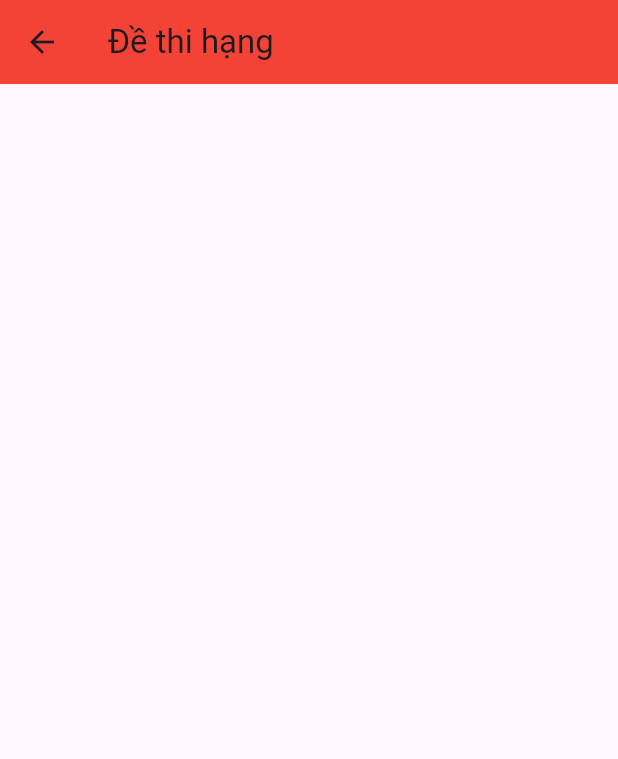
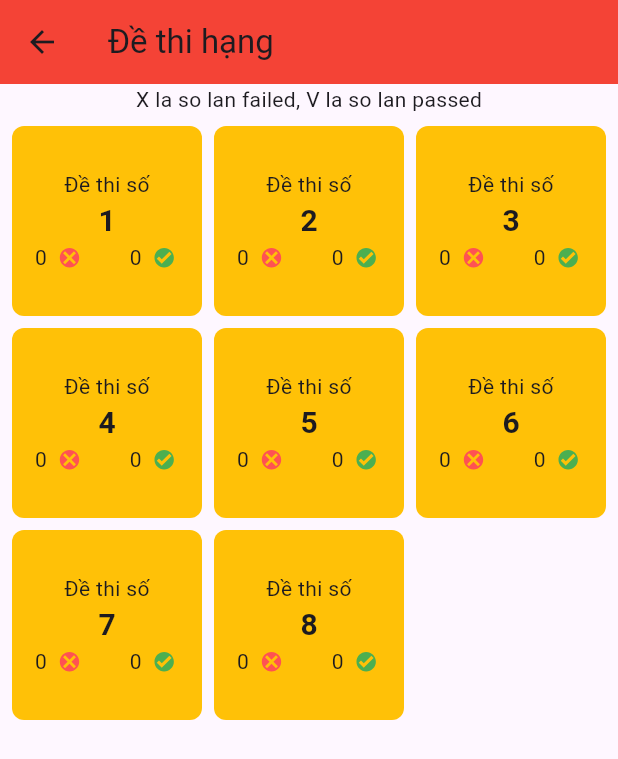
Before and after one commit to minsusolutions/sathachlythuyet, a Flutter app: the ExamSetScreen screen opened by its route, on a phone screen of 412 x 824 dp. Shown: the top 759 px of the screen. Run offline on Flutter 3.47's test engine with Material 3 defaults, Android fonts, the phone set to English and light mode, and no system bars; our stand-ins replace bloc, csv, equatable, flutter_bloc, flutter_svg, freezed_annotation and 5 more; accounts and stored records are empty.

Commit message:
implement exam set screen
implement exam set screen

```diff
--- a/lib/dependencies/dependencies.dart
+++ b/lib/dependencies/dependencies.dart
@@ -25,7 +25,7 @@ Future<void> setupDependencies() async {
     await Hive.openBox<ExamBank>(ExamBank.examSetBoxKey);
     return LocalHomeRepository(
       settingBox: HiveLocator.getSettingLicienseBox(),
-      examSetBox: HiveLocator.getExamSetBox(),
+      examBankBox: HiveLocator.getExamBankBox(),
     );
   });
 
@@ -33,7 +33,7 @@ Future<void> setupDependencies() async {
     await Hive.openBox<dynamic>(Liciense.settingBoxKey);
     await Hive.openBox<ExamBank>(ExamBank.examSetBoxKey);
     return LocalExamSetRepository(
-      examSetBox: HiveLocator.getExamSetBox(),
+      examBankBox: HiveLocator.getExamBankBox(),
       settingBox: HiveLocator.getSettingLicienseBox(),
     );
   });
@@ -51,7 +51,7 @@ class HiveLocator {
     return Hive.box<dynamic>(Liciense.settingBoxKey);
   }
 
-  static Box<ExamBank> getExamSetBox() {
+  static Box<ExamBank> getExamBankBox() {
     return Hive.box<ExamBank>(ExamBank.examSetBoxKey);
   }
 
--- a/lib/screens/exam_set/data/repository/local_exam_set_repository.dart
+++ b/lib/screens/exam_set/data/repository/local_exam_set_repository.dart
@@ -7,22 +7,23 @@ import 'package:sathachlaixe/screens/exam_set/domain/model/exam_set.dart';
 import 'package:sathachlaixe/screens/exam_set/domain/repository/exam_set_repository.dart';
 
 class LocalExamSetRepository implements ExamSetRepository {
-  final Box<ExamBank> examSetBox;
+  final Box<ExamBank> examBankBox;
   final Box<dynamic> settingBox;
 
   final _logger = Logger('LocalExamSetRepository');
 
-  LocalExamSetRepository({required this.examSetBox, required this.settingBox});
+  LocalExamSetRepository({required this.examBankBox, required this.settingBox});
 
   @override
   Future<List<ExamSet>> getExamSetByExamCode(int examCode, int numberOfSet) {
     try {
-      List<ExamBank>? allExams = examSetBox.values.toList();
+      List<ExamBank>? allExams = examBankBox.values.toList();
       if (allExams.isNotEmpty == true) {
         var listByExamCode = allExams.where(
           (examSet) => examSet.examCode == examCode,
         );
 
+        List<ExamSet> result = [];
         for (int i = 1; i <= numberOfSet; i++) {
           var listIds =
               listByExamCode
@@ -38,10 +39,10 @@ class LocalExamSetRepository implements ExamSetRepository {
             numberOfSucceed: 0,
             licienseId: 1,
           );
-
+          result.add(setItem);
           print('setItem with examSetId = $i is $setItem');
         }
-
+        return Future.value(result);
       }
     } on Exception {
       print('co loi');
--- a/lib/screens/exam_set/presentation/bloc/exam_set_bloc.dart
+++ b/lib/screens/exam_set/presentation/bloc/exam_set_bloc.dart
@@ -1,5 +1,6 @@
 import 'package:bloc/bloc.dart';
 import 'package:equatable/equatable.dart';
+import 'package:logging/logging.dart';
 import 'package:sathachlaixe/screens/exam_set/domain/model/exam_set.dart';
 import 'package:sathachlaixe/screens/exam_set/domain/repository/exam_set_repository.dart';
 
@@ -9,17 +10,21 @@ part 'exam_set_state.dart';
 class ExamSetBloc extends Bloc<ExamSetEvent, ExamSetState> {
   ExamSetBloc({required ExamSetRepository examSetRepository})
     : _examSetRepository = examSetRepository,
-      super(ExamSetState(listSetItem: [])) {
+      super(ExamSetState(listExamSet: [])) {
     on<LoadExamSetEvent>(_loadExamSet);
   }
 
   final ExamSetRepository _examSetRepository;
+  final _logger = Logger('ExamSetBloc');
 
   _loadExamSet(LoadExamSetEvent event, Emitter<ExamSetState> emit) async {
+    _logger.info('_loadExamSet called');
     var currentLiciense = await _examSetRepository.currentLiciense;
-    _examSetRepository.getExamSetByExamCode(
+    var listExamSet = await _examSetRepository.getExamSetByExamCode(
       currentLiciense.examCode,
       currentLiciense.noOfExamSet,
     );
+
+    emit(state.copyWith(listExamSet: listExamSet));
   }
 }
--- a/lib/screens/exam_set/presentation/bloc/exam_set_event.dart
+++ b/lib/screens/exam_set/presentation/bloc/exam_set_event.dart
@@ -1,5 +1,4 @@
 part of 'exam_set_bloc.dart';
-
 
 sealed class ExamSetEvent extends Equatable {
   const ExamSetEvent();
--- a/lib/screens/exam_set/presentation/bloc/exam_set_state.dart
+++ b/lib/screens/exam_set/presentation/bloc/exam_set_state.dart
@@ -1,10 +1,14 @@
 part of 'exam_set_bloc.dart';
 
 class ExamSetState extends Equatable {
-  const ExamSetState({required this.listSetItem});
+  const ExamSetState({required this.listExamSet});
 
-  final List<ExamSet> listSetItem;
+  final List<ExamSet> listExamSet;
 
   @override
-  List<Object?> get props => throw UnimplementedError();
+  List<Object?> get props => [listExamSet];
+
+  ExamSetState copyWith({List<ExamSet>? listExamSet}) {
+    return ExamSetState(listExamSet: listExamSet ?? this.listExamSet);
+  }
 }
--- /dev/null
+++ b/lib/screens/exam_set/presentation/view/exam_set_list_view.dart
@@ -0,0 +1,24 @@
+import 'package:flutter/material.dart';
+import 'package:flutter_bloc/flutter_bloc.dart';
+import 'package:sathachlaixe/screens/exam_set/presentation/bloc/exam_set_bloc.dart';
+import 'package:sathachlaixe/screens/exam_set/presentation/widget/exam_set_item.dart';
+
+class ExamSetListView extends StatelessWidget {
+  const ExamSetListView({super.key});
+
+  @override
+  Widget build(BuildContext context) {
+    return BlocBuilder<ExamSetBloc, ExamSetState>(
+      builder:
+          (context, state) => GridView.count(
+            padding: EdgeInsets.all(8),
+            crossAxisCount: 3,
+            crossAxisSpacing: 8,
+            mainAxisSpacing: 8,
+            children: List.generate(state.listExamSet.length, (index) {
+              return ExamSetItem(examSet: state.listExamSet[index]);
+            }),
+          ),
+    );
+  }
+}
--- a/lib/screens/exam_set/presentation/view/exam_set_page.dart
+++ b/lib/screens/exam_set/presentation/view/exam_set_page.dart
@@ -1,12 +1,14 @@
 import 'package:flutter/material.dart';
-import 'package:flutter_bloc/flutter_bloc.dart';
-import 'package:sathachlaixe/screens/exam_set/presentation/bloc/exam_set_bloc.dart';
+import 'package:sathachlaixe/screens/exam_set/presentation/view/exam_set_list_view.dart';
+import 'package:sathachlaixe/screens/exam_set/presentation/widget/exam_set_header_view.dart';
 
 class ExamSetPage extends StatelessWidget {
+  const ExamSetPage({super.key});
+
   @override
   Widget build(BuildContext context) {
-    return BlocBuilder<ExamSetBloc, ExamSetState>(
-      builder: (context, state) => Container(),
+    return Column(
+      children: [examHeaderView(), Expanded(child: ExamSetListView())],
     );
   }
 }
--- a/lib/screens/exam_set/presentation/view/exam_set_screen.dart
+++ b/lib/screens/exam_set/presentation/view/exam_set_screen.dart
@@ -10,7 +10,7 @@ class ExamSetScreen extends StatelessWidget {
   Widget build(BuildContext context) {
     return Scaffold(
       appBar: BaseAppBar(title: Text(title), appBar: AppBar(), widgets: []),
-      body: ExamSetPage(),
+      body: const ExamSetPage(),
     );
   }
 }
--- /dev/null
+++ b/lib/screens/exam_set/presentation/widget/exam_set_header_view.dart
@@ -0,0 +1,5 @@
+import 'package:flutter/material.dart';
+
+Widget examHeaderView() {
+  return Text('X la so lan failed, V la so lan passed');
+}
--- /dev/null
+++ b/lib/screens/exam_set/presentation/widget/exam_set_item.dart
@@ -0,0 +1,40 @@
+import 'package:flutter/material.dart';
+import 'package:sathachlaixe/screens/exam_set/domain/model/exam_set.dart';
+import 'package:sathachlaixe/screens/exam_set/presentation/widget/status_count_view.dart';
+
+class ExamSetItem extends StatelessWidget {
+  final ExamSet examSet;
+
+  const ExamSetItem({super.key, required this.examSet});
+
+  @override
+  Widget build(BuildContext context) {
+    return Container(
+      decoration: BoxDecoration(
+        color: Colors.amber,
+        borderRadius: BorderRadius.circular(8),
+      ),
+      child: InkWell(
+        onTap: () {},
+        child: Column(
+          mainAxisAlignment: MainAxisAlignment.center,
+          children: [
+            Text('Đề thi số'),
+            Text(
+              '${examSet.setId}',
+              style: TextStyle(fontSize: 20, fontWeight: FontWeight.bold),
+            ),
+            Row(
+              mainAxisAlignment: MainAxisAlignment.center,
+              children: [
+                statusCoundView(examSet.numberOfFailed, false),
+                SizedBox(width: 30),
+                statusCoundView(examSet.numberOfSucceed, true),
+              ],
+            ),
+          ],
+        ),
+      ),
+    );
+  }
+}
--- /dev/null
+++ b/lib/screens/exam_set/presentation/widget/status_count_view.dart
@@ -0,0 +1,22 @@
+import 'package:flutter/material.dart';
+import 'package:flutter_svg/svg.dart';
+
+Widget statusCoundView(int count, bool passed) {
+  return Row(
+    children: [
+      Text(count.toString()),
+      SizedBox(width: 5),
+      SvgPicture.asset(
+        passed
+            ? 'assets/drawables/ic_passed.svg'
+            : 'assets/drawables/ic_failed.svg',
+        height: 20,
+        width: 20,
+        colorFilter: ColorFilter.mode(
+          passed ? Colors.green : Colors.redAccent,
+          BlendMode.srcIn,
+        ),
+      ),
+    ],
+  );
+}
--- a/lib/screens/home/data/repository/local_home_repository.dart
+++ b/lib/screens/home/data/repository/local_home_repository.dart
@@ -15,9 +15,9 @@ class LocalHomeRepository implements HomeRepository {
   final _logger = Logger('LocalHomeRepository');
 
   final Box<dynamic> settingBox;
-  final Box<ExamBank> examSetBox;
+  final Box<ExamBank> examBankBox;
 
-  LocalHomeRepository({required this.settingBox, required this.examSetBox});
+  LocalHomeRepository({required this.settingBox, required this.examBankBox});
 
   @override
   Future<List<HomeItem>> get listHomeItems => Future.value(HomeList.homeItems);
@@ -50,7 +50,7 @@ class LocalHomeRepository implements HomeRepository {
               .toList();
 
       for (var exam in allExams) {
-        examSetBox.add(exam);
+        examBankBox.add(exam);
       }
       // examSetBox.put(ExamSet.allExamSetKey, allExams);
       settingBox.put(_examCSVLoaded, true);
```
Also changed, not shown: assets/drawables/ic_failed.svg (added), assets/drawables/ic_passed.svg (added).
